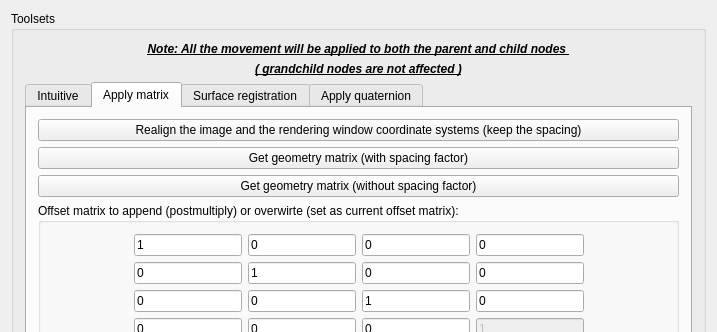
Before: the Qt Designer form Plugins/org.mitk.lancet.movedata/src/internal/MoveDataControls.ui in zhaomengxiao/LancetMITK-Adition, drawn with Qt 5; both pictures show x 0 to 717 and y 0 to 332 of the 717 by 650 pixel window.
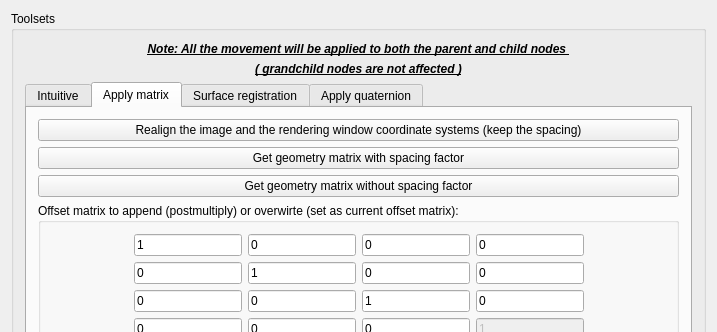
After: the same form once the commit is applied. Custom widgets are drawn as their Qt base class.

```diff
--- a/Plugins/org.mitk.lancet.movedata/src/internal/MoveDataControls.ui
+++ b/Plugins/org.mitk.lancet.movedata/src/internal/MoveDataControls.ui
@@ -319,14 +319,14 @@
           <item row="1" column="0">
            <widget class="QPushButton" name="pushButton_getgeometryWithSpacing">
             <property name="text">
-             <string>Get geometry matrix (with spacing factor)</string>
+             <string>Get geometry matrix with spacing factor</string>
             </property>
            </widget>
           </item>
           <item row="2" column="0">
            <widget class="QPushButton" name="pushButton_getgeometryWithoutSpacing">
             <property name="text">
-             <string>Get geometry matrix (without spacing factor)</string>
+             <string>Get geometry matrix without spacing factor</string>
             </property>
            </widget>
           </item>
```
